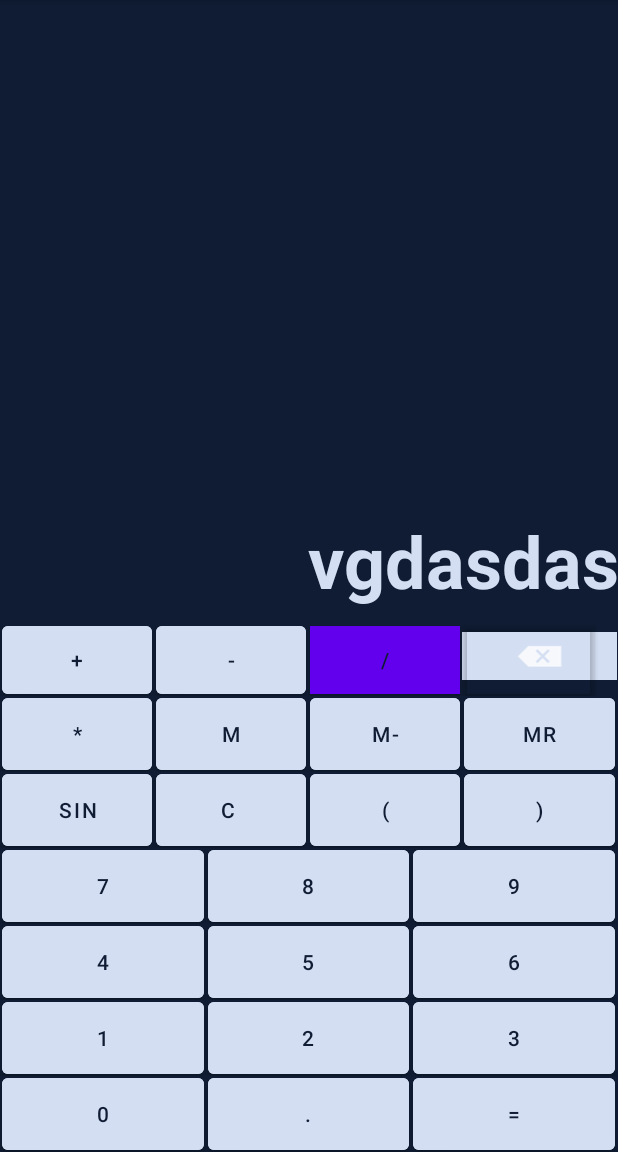
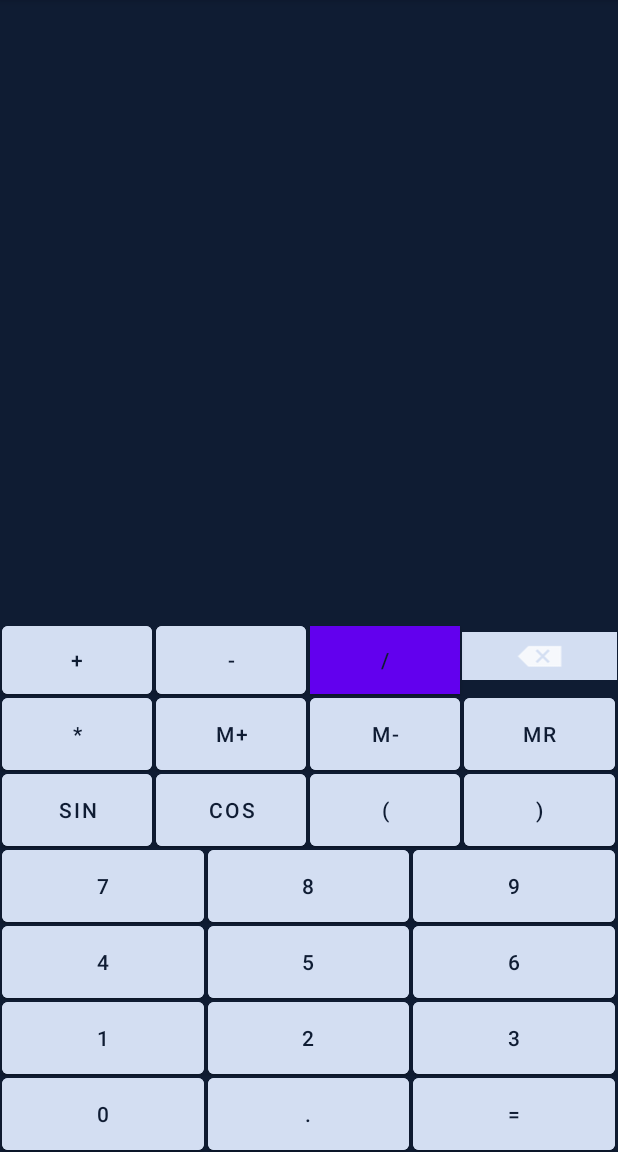
Before and after one commit to Iv4nKek/C4lculator, an Android app: the fragment FirstFragment shown on its own in the app's theme, on a phone screen of 412 x 824 dp, the part 84-1236 px from its top. Run offline under Robolectric (Android 15) with nearby library versions, the light colour scheme and no system bars.

```diff
--- a/app/src/main/java/com/example/myapplication/Elements/ElementsContainer.java
+++ b/app/src/main/java/com/example/myapplication/Elements/ElementsContainer.java
@@ -65,7 +65,11 @@ public class ElementsContainer {
     }
     private void addElement(Element element)
     {
-        elements.add(element);
+        if(toString().length()<14*5)
+        {
+            elements.add(element);
+        }
+
     }
 
     private void changeLastElement(Element element)
--- a/app/src/main/java/com/example/myapplication/Elements/TextOperationElement.java
+++ b/app/src/main/java/com/example/myapplication/Elements/TextOperationElement.java
@@ -5,7 +5,7 @@ import java.util.Arrays;
 
 public class TextOperationElement extends Element {
     ArrayList <Class<?>> available  = new ArrayList <>(Arrays.asList(OperationElement.class,LeftBracket.class));
-    ArrayList<Class<?>> change  = new ArrayList <>(Arrays.asList());
+    ArrayList<Class<?>> change  = new ArrayList <>(Arrays.asList(ErrorElement.class));
     public TextOperationElement(String text) {
         super(text);
     }
--- a/app/src/main/res/layout/fragment_first.xml
+++ b/app/src/main/res/layout/fragment_first.xml
@@ -55,7 +55,7 @@
                 android:rotationX="0"
                 android:text="/" />
 
-            <RelativeLayout
+            <FrameLayout
                 android:layout_width="match_parent"
                 android:layout_height="wrap_content"
                 android:layout_weight=".1">
@@ -80,8 +80,9 @@
                     android:layout_marginRight="0dp"
                     android:layout_marginBottom="0dp"
                     android:layout_weight=".1"
-                    android:background="#FFFFFF"
+                    android:background="#00FFFFFF"
                     android:onClick="backSpace"
+                    android:outlineAmbientShadowColor="#00FFFFFF"
                     android:shadowColor="#00FFFFFF"
                     android:text=""
                     app:backgroundTint="#00FFFFFF"
@@ -90,7 +91,7 @@
                     app:rippleColor="#00FFFFFF" />
 
 
-            </RelativeLayout>
+            </FrameLayout>
 
         </TableRow>
 
@@ -115,7 +116,7 @@
                 android:layout_weight=".1"
                 android:onClick="mSum"
                 android:rotationX="0"
-                android:text="M"
+                android:text="M+"
                 app:backgroundTint="#060E39" />
 
             <Button
@@ -163,8 +164,7 @@
                 android:layout_weight=".1"
                 android:onClick="cos"
                 android:rotationX="0"
-                android:text="c
-" />
+                android:text="cos" />
 
             <Button
                 android:id="@+id/leftBracket"
@@ -342,19 +342,16 @@
         android:id="@+id/textView"
         android:layout_width="0dp"
         android:layout_height="0dp"
-        android:layout_marginBottom="10dp"
+        android:layout_marginBottom="20dp"
         android:background="#00B81A1A"
         android:gravity="bottom|right"
-        android:text="vgdasdas"
         android:textColor="#d3def2"
         android:textSize="48sp"
         android:textStyle="bold"
-        app:autoSizeTextType="none"
         app:layout_constraintBottom_toTopOf="@+id/tableLayout"
         app:layout_constraintEnd_toEndOf="parent"
         app:layout_constraintHorizontal_bias="0.0"
         app:layout_constraintStart_toStartOf="parent"
-        app:layout_constraintTop_toTopOf="parent"
-        app:layout_constraintVertical_bias="0.0" />
+        app:layout_constraintTop_toTopOf="parent" />
 
 </androidx.constraintlayout.widget.ConstraintLayout>
```
Also changed, not shown: app/src/main/java/com/example/myapplication/MainActivity.java (+10 -5 lines), app/src/main/java/com/example/myapplication/SignUp.java (+3 -5 lines).
